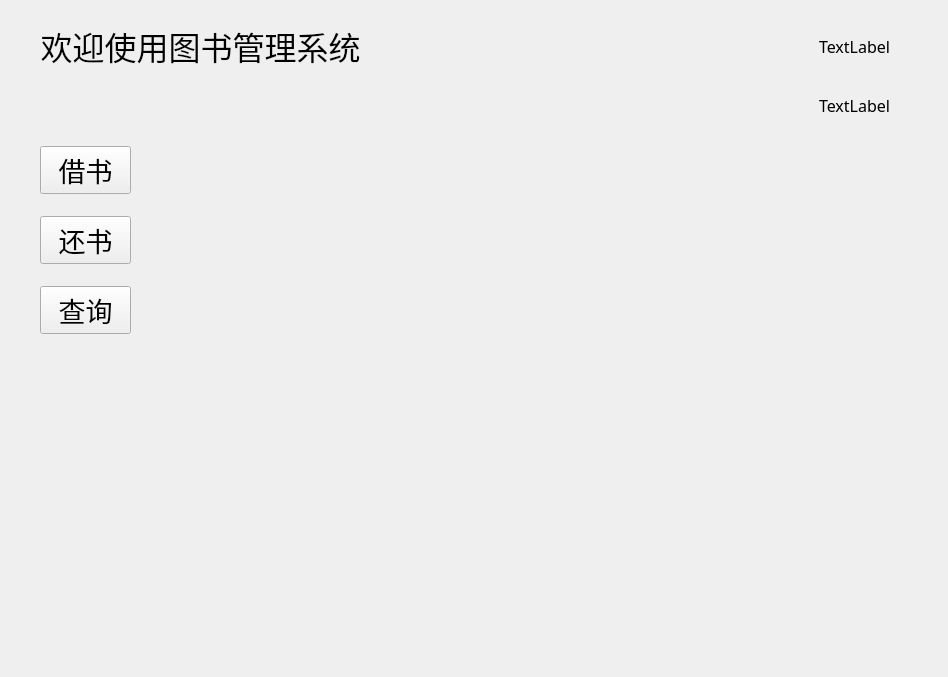
Old version of the form bookui.ui in the repository StanleySun233/BookManagementSystem.
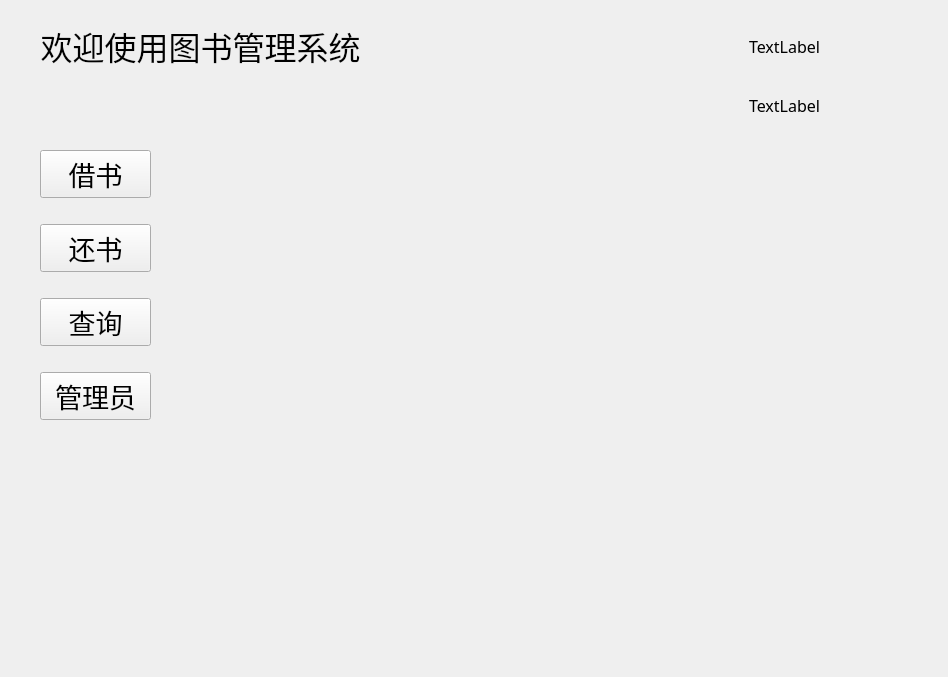
New version of the form.

Diff of the .ui file:
```diff
--- a/bookui.ui
+++ b/bookui.ui
@@ -40,8 +40,8 @@
     <rect>
      <x>40</x>
      <y>130</y>
-     <width>91</width>
-     <height>221</height>
+     <width>111</width>
+     <height>311</height>
     </rect>
    </property>
    <layout class="QVBoxLayout" name="verticalLayout_2">
@@ -84,14 +84,27 @@
       </property>
      </widget>
     </item>
+    <item>
+     <widget class="QPushButton" name="AdminButton">
+      <property name="font">
+       <font>
+        <family>宋体</family>
+        <pointsize>20</pointsize>
+       </font>
+      </property>
+      <property name="text">
+       <string>管理员</string>
+      </property>
+     </widget>
+    </item>
    </layout>
   </widget>
   <widget class="QWidget" name="horizontalLayoutWidget">
    <property name="geometry">
     <rect>
-     <x>700</x>
+     <x>610</x>
      <y>20</y>
-     <width>231</width>
+     <width>271</width>
      <height>111</height>
     </rect>
    </property>
```
